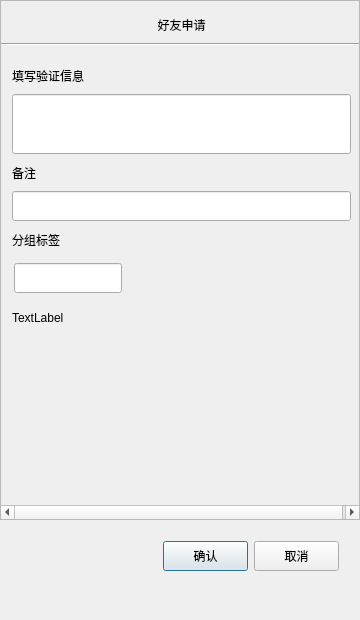
First picture: the form in ApplyFriend.ui, repository Norym-L/myChatClient, before the edit.
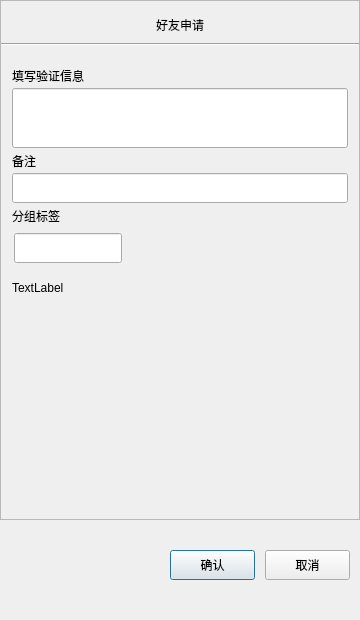
Second picture: the form after the edit. Icons and pictures are not drawn. Custom widgets are drawn as their Qt base class.

Commit message: 好友申请界面前端完成

The edit to the form file:
```diff
--- a/ApplyFriend.ui
+++ b/ApplyFriend.ui
@@ -112,6 +112,12 @@
        <item>
         <widget class="QWidget" name="widget" native="true">
          <layout class="QVBoxLayout" name="verticalLayout_3">
+          <property name="spacing">
+           <number>0</number>
+          </property>
+          <property name="bottomMargin">
+           <number>0</number>
+          </property>
           <item>
            <widget class="QLabel" name="label">
             <property name="minimumSize">
@@ -209,12 +215,12 @@
           </item>
           <item>
            <widget class="QWidget" name="friend_group_widget" native="true">
-            <property name="minimumSize">
-             <size>
-              <width>0</width>
-              <height>50</height>
-             </size>
-            </property>
+            <!-- 这里原本写死 minimumSize 高度 = 50，会把本控件「由布局算出的
+                 最小高度」盖掉（QLayout 里显式 minSize > 0 时直接覆盖
+                 minimumSizeHint），于是外层只给 50px，布局就把它内部的
+                 input_tip 往上挤、压在 grid 上（实测 grid 170px 时
+                 input_tip 被放到 y=121）。
+                 高度交给布局按 grid + input_tip 自己算，故不再设。 -->
             <layout class="QVBoxLayout" name="verticalLayout_4">
              <property name="spacing">
               <number>0</number>
@@ -311,15 +317,14 @@
           </item>
           <item>
            <widget class="QWidget" name="widget_2" native="true">
-            <property name="minimumSize">
-             <size>
-              <width>0</width>
-              <height>60</height>
-             </size>
-            </property>
+            <!-- 同上：原先写死 minimumSize 高度 = 60，会盖掉本控件由布局算出的
+                 最小高度（候选区 label_list 是固定高度，实测需要 167px）。
+                 结果外层只给 60px，label_list 超出的部分被父控件裁掉——
+                 候选标签最后一行显示不全就是这个原因。
+                 高度交给布局算，故不再设。 -->
             <layout class="QHBoxLayout" name="horizontalLayout_2">
              <property name="spacing">
-              <number>7</number>
+              <number>2</number>
              </property>
              <property name="leftMargin">
               <number>0</number>
@@ -343,7 +348,7 @@
                </property>
                <property name="maximumSize">
                 <size>
-                 <width>287</width>
+                 <width>10000</width>
                  <height>16777215</height>
                 </size>
                </property>
@@ -351,18 +356,30 @@
              </item>
              <item>
               <widget class="QWidget" name="more_label_widget" native="true">
+               <property name="minimumSize">
+                <size>
+                 <width>25</width>
+                 <height>0</height>
+                </size>
+               </property>
+               <property name="maximumSize">
+                <size>
+                 <width>25</width>
+                 <height>16777215</height>
+                </size>
+               </property>
                <layout class="QVBoxLayout" name="verticalLayout_6">
                 <property name="spacing">
                  <number>0</number>
                 </property>
                 <property name="leftMargin">
-                 <number>10</number>
+                 <number>0</number>
                 </property>
                 <property name="topMargin">
                  <number>0</number>
                 </property>
                 <property name="rightMargin">
-                 <number>10</number>
+                 <number>0</number>
                 </property>
                 <property name="bottomMargin">
                  <number>0</number>
@@ -421,6 +438,19 @@
             </layout>
            </widget>
           </item>
+          <item>
+           <spacer name="verticalSpacer_5">
+            <property name="orientation">
+             <enum>Qt::Orientation::Vertical</enum>
+            </property>
+            <property name="sizeHint" stdset="0">
+             <size>
+              <width>20</width>
+              <height>40</height>
+             </size>
+            </property>
+           </spacer>
+          </item>
          </layout>
         </widget>
        </item>
@@ -453,6 +483,21 @@
       </size>
      </property>
      <layout class="QHBoxLayout" name="horizontalLayout">
+      <property name="spacing">
+       <number>10</number>
+      </property>
+      <property name="leftMargin">
+       <number>0</number>
+      </property>
+      <property name="topMargin">
+       <number>0</number>
+      </property>
+      <property name="rightMargin">
+       <number>0</number>
+      </property>
+      <property name="bottomMargin">
+       <number>0</number>
+      </property>
       <item>
        <spacer name="horizontalSpacer">
         <property name="orientation">
@@ -528,10 +573,13 @@
      <property name="orientation">
       <enum>Qt::Orientation::Vertical</enum>
      </property>
+     <property name="sizeType">
+      <enum>QSizePolicy::Policy::Fixed</enum>
+     </property>
      <property name="sizeHint" stdset="0">
       <size>
        <width>20</width>
-       <height>40</height>
+       <height>20</height>
       </size>
      </property>
     </spacer>
```
Left out of the diff: 7 changed lines with no effect on the pictures. The commit also changes 4 other files.
